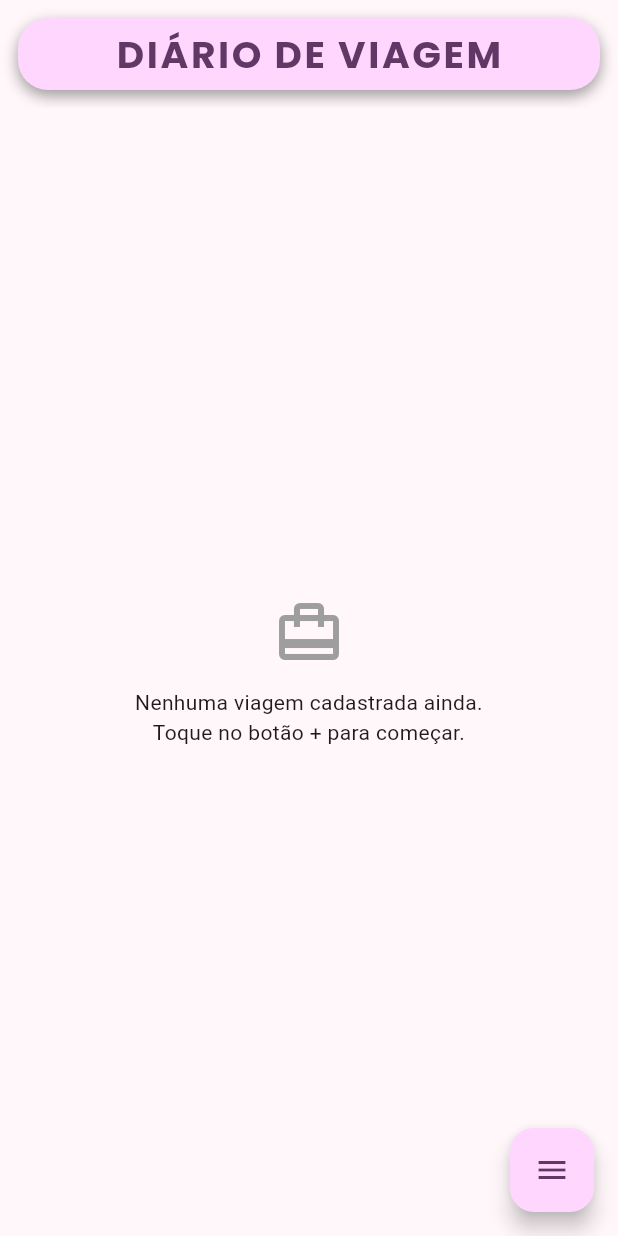
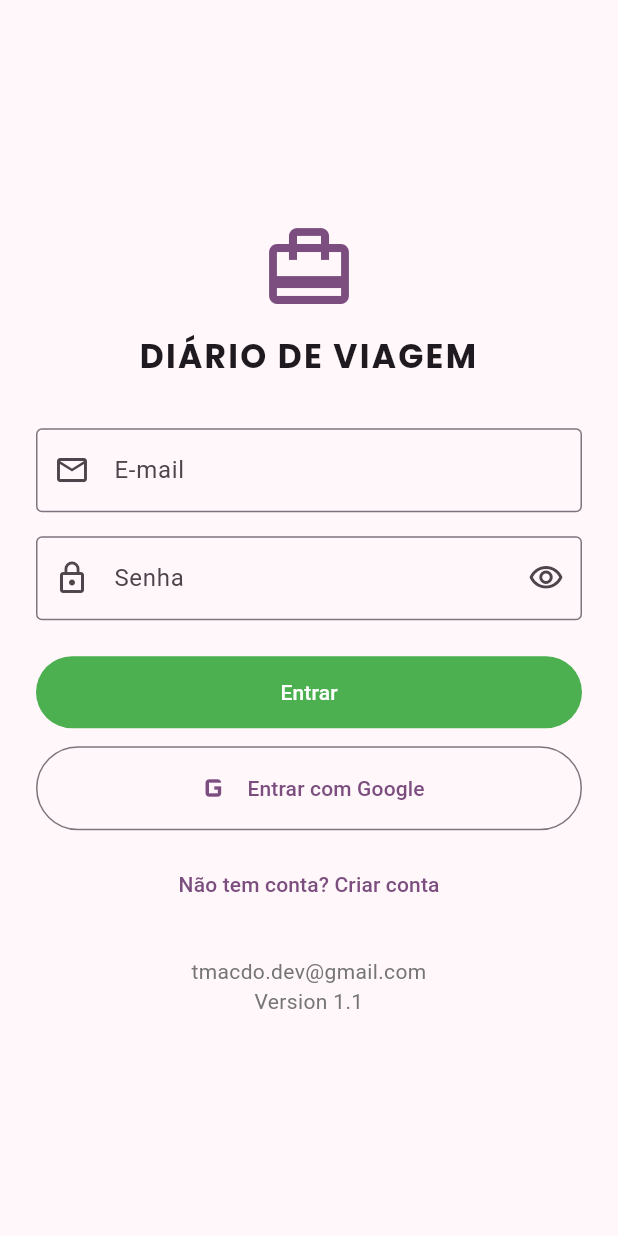
Before and after one commit to tmacdodev/tm-diario-viagem, a Flutter app: the screen it shows after launch, on a phone screen of 412 x 824 dp. Run offline on Flutter 3.47's test engine with Material 3 defaults, Android fonts, the phone set to English and light mode, and no system bars; our stand-ins replace cloud_firestore, dio, firebase_auth, firebase_core, flutter_bloc, google_fonts and 2 more; accounts and stored records are empty; network calls fail.

Commit message:
Versão 1.1 - Login Web com email e Google

```diff
--- /dev/null
+++ b/lib/blocs/auth_bloc.dart
@@ -0,0 +1,118 @@
+import 'dart:async';
+
+import 'package:firebase_auth/firebase_auth.dart' hide AuthProvider;
+import 'package:flutter_bloc/flutter_bloc.dart';
+import 'package:google_sign_in/google_sign_in.dart';
+
+import '../services/auth_provider.dart';
+import 'auth_event.dart';
+import 'auth_state.dart';
+
+// Bloc de autenticação. Assina o stream do AuthProvider no construtor e
+// converte cada emissão em UsuarioAlterado, que é quem decide entre
+// AuthAutenticado e AuthNaoAutenticado. Login/cadastro/Google só emitem
+// carregando e erro: o sucesso chega pelo stream.
+class AuthBloc extends Bloc<AuthEvent, AuthState> {
+  final AuthProvider _provider;
+  late final StreamSubscription _inscricao;
+
+  AuthBloc({AuthProvider? provider})
+    : _provider = provider ?? AuthProvider(),
+      super(const AuthCarregando()) {
+    on<UsuarioAlterado>(
+      (evento, emit) => emit(
+        evento.usuario == null
+            ? const AuthNaoAutenticado()
+            : AuthAutenticado(evento.usuario!.uid, evento.usuario!.email),
+      ),
+    );
+    on<EntrarComEmailSolicitado>(
+      (evento, emit) => _executar(
+        emit,
+        () => _provider.entrarComEmail(evento.email, evento.senha),
+      ),
+    );
+    on<CadastroSolicitado>(
+      (evento, emit) => _executar(
+        emit,
+        () => _provider.cadastrarComEmail(evento.email, evento.senha),
+      ),
+    );
+    on<EntrarComGoogleSolicitado>(
+      (evento, emit) => _executar(emit, _provider.entrarComGoogle),
+    );
+    on<SairSolicitado>((evento, emit) => _executar(emit, _provider.sair));
+
+    _inscricao = _provider.streamUsuario.listen(
+      (usuario) => add(UsuarioAlterado(usuario)),
+      onError: (_) => add(const UsuarioAlterado(null)),
+    );
+  }
+
+  Future<void> _executar(
+    Emitter<AuthState> emit,
+    Future<void> Function() acao,
+  ) async {
+    emit(const AuthCarregando());
+    try {
+      await acao();
+      // Se o stream já tiver emitido antes deste ponto, o estado final
+      // (autenticado/não autenticado) já foi definido por UsuarioAlterado.
+      if (state is AuthCarregando) {
+        final usuario = FirebaseAuth.instance.currentUser;
+        emit(
+          usuario == null
+              ? const AuthNaoAutenticado()
+              : AuthAutenticado(usuario.uid, usuario.email),
+        );
+      }
+    } on FirebaseAuthException catch (e) {
+      if (e.code == 'popup-closed-by-user' ||
+          e.code == 'cancelled-popup-request') {
+        emit(const AuthNaoAutenticado());
+        return;
+      }
+      emit(AuthErro(_traduzir(e)));
+      emit(const AuthNaoAutenticado());
+    } on GoogleSignInException catch (e) {
+      if (e.code != GoogleSignInExceptionCode.canceled &&
+          e.code != GoogleSignInExceptionCode.interrupted) {
+        emit(const AuthErro('Não foi possível entrar com o Google.'));
+      }
+      emit(const AuthNaoAutenticado());
+    } catch (_) {
+      emit(const AuthErro('Ocorreu um erro inesperado. Tente novamente.'));
+      emit(const AuthNaoAutenticado());
+    }
+  }
+
+  String _traduzir(FirebaseAuthException e) {
+    switch (e.code) {
+      case 'user-not-found':
+        return 'Usuário não encontrado.';
+      case 'wrong-password':
+      case 'invalid-credential':
+        return 'E-mail ou senha incorretos.';
+      case 'email-already-in-use':
+        return 'Este e-mail já está cadastrado.';
+      case 'invalid-email':
+        return 'E-mail inválido.';
+      case 'weak-password':
+        return 'A senha é muito fraca (mínimo de 6 caracteres).';
+      case 'user-disabled':
+        return 'Esta conta foi desativada.';
+      case 'too-many-requests':
+        return 'Muitas tentativas. Tente novamente mais tarde.';
+      case 'network-request-failed':
+        return 'Sem conexão com a internet.';
+      default:
+        return 'Falha na autenticação (${e.code}).';
+    }
+  }
+
+  @override
+  Future<void> close() {
+    _inscricao.cancel();
+    return super.close();
+  }
+}
--- /dev/null
+++ b/lib/blocs/auth_event.dart
@@ -0,0 +1,32 @@
+import 'package:firebase_auth/firebase_auth.dart';
+
+// Eventos do AuthBloc. Os quatro primeiros vêm da View; UsuarioAlterado é
+// disparado pelo próprio Bloc a cada emissão do stream do FirebaseAuth.
+abstract class AuthEvent {
+  const AuthEvent();
+}
+
+class EntrarComEmailSolicitado extends AuthEvent {
+  final String email;
+  final String senha;
+  const EntrarComEmailSolicitado(this.email, this.senha);
+}
+
+class CadastroSolicitado extends AuthEvent {
+  final String email;
+  final String senha;
+  const CadastroSolicitado(this.email, this.senha);
+}
+
+class EntrarComGoogleSolicitado extends AuthEvent {
+  const EntrarComGoogleSolicitado();
+}
+
+class SairSolicitado extends AuthEvent {
+  const SairSolicitado();
+}
+
+class UsuarioAlterado extends AuthEvent {
+  final User? usuario;
+  const UsuarioAlterado(this.usuario);
+}
--- /dev/null
+++ b/lib/blocs/auth_state.dart
@@ -0,0 +1,24 @@
+// Estados do AuthBloc: carregando (inicial ou durante uma chamada),
+// autenticado, não autenticado ou erro (com mensagem amigável).
+abstract class AuthState {
+  const AuthState();
+}
+
+class AuthCarregando extends AuthState {
+  const AuthCarregando();
+}
+
+class AuthAutenticado extends AuthState {
+  final String uid;
+  final String? email;
+  const AuthAutenticado(this.uid, this.email);
+}
+
+class AuthNaoAutenticado extends AuthState {
+  const AuthNaoAutenticado();
+}
+
+class AuthErro extends AuthState {
+  final String mensagem;
+  const AuthErro(this.mensagem);
+}
--- a/lib/main.dart
+++ b/lib/main.dart
@@ -1,9 +1,13 @@
 import 'package:firebase_core/firebase_core.dart';
 import 'package:flutter/material.dart';
+import 'package:flutter_bloc/flutter_bloc.dart';
 import 'package:flutter_localizations/flutter_localizations.dart';
 import 'package:intl/date_symbol_data_local.dart';
 
 import 'firebase_options.dart';
+import 'blocs/auth_bloc.dart';
+import 'blocs/auth_state.dart';
+import 'screens/auth_screen.dart';
 import 'screens/lista_viagens_screen.dart';
 
 // Ponto de entrada do app
@@ -23,7 +27,9 @@ class DiarioViagemApp extends StatelessWidget {
 
   @override
   Widget build(BuildContext context) {
-    return MaterialApp(
+    return BlocProvider(
+      create: (_) => AuthBloc(),
+      child: MaterialApp(
         title: 'TM Diário de Viagem',
         debugShowCheckedModeBanner: false,
         // Garante que os widgets nativos (DatePicker, etc.) também apareçam
@@ -46,7 +52,25 @@ class DiarioViagemApp extends StatelessWidget {
             brightness: Brightness.dark,
           ),
         ),
-      home: const ListaViagensScreen(),
+        home: const _AuthGate(),
+      ),
     );
   }
 }
+
+// Decide a tela inicial conforme o estado de autenticação. Erros e
+// carregamento mantêm a AuthScreen (que mostra o SnackBar/indicador).
+class _AuthGate extends StatelessWidget {
+  const _AuthGate();
+
+  @override
+  Widget build(BuildContext context) {
+    return BlocBuilder<AuthBloc, AuthState>(
+      buildWhen: (anterior, atual) =>
+          atual is AuthAutenticado || atual is AuthNaoAutenticado,
+      builder: (context, state) => state is AuthAutenticado
+          ? const ListaViagensScreen()
+          : const AuthScreen(),
+    );
+  }
+}
--- /dev/null
+++ b/lib/screens/auth_screen.dart
@@ -0,0 +1,216 @@
+import 'package:flutter/material.dart';
+import 'package:flutter_bloc/flutter_bloc.dart';
+import 'package:google_fonts/google_fonts.dart';
+
+import '../blocs/auth_bloc.dart';
+import '../blocs/auth_event.dart';
+import '../blocs/auth_state.dart';
+
+// Tela de login/cadastro: e-mail e senha ou Google. Erros aparecem em
+// SnackBar (BlocListener) e os botões ficam desabilitados enquanto o
+// AuthBloc está em AuthCarregando (BlocBuilder).
+class AuthScreen extends StatefulWidget {
+  const AuthScreen({super.key});
+
+  @override
+  State<AuthScreen> createState() => _AuthScreenState();
+}
+
+class _AuthScreenState extends State<AuthScreen> {
+  final _formKey = GlobalKey<FormState>();
+  final _emailController = TextEditingController();
+  final _senhaController = TextEditingController();
+  bool _modoCadastro = false;
+  bool _ocultarSenha = true;
+
+  @override
+  void dispose() {
+    _emailController.dispose();
+    _senhaController.dispose();
+    super.dispose();
+  }
+
+  void _enviar() {
+    if (!_formKey.currentState!.validate()) return;
+    final email = _emailController.text.trim();
+    final senha = _senhaController.text;
+    final bloc = context.read<AuthBloc>();
+    bloc.add(
+      _modoCadastro
+          ? CadastroSolicitado(email, senha)
+          : EntrarComEmailSolicitado(email, senha),
+    );
+  }
+
+  @override
+  Widget build(BuildContext context) {
+    return BlocListener<AuthBloc, AuthState>(
+      listener: (context, state) {
+        if (state is AuthErro) {
+          ScaffoldMessenger.of(context)
+            ..hideCurrentSnackBar()
+            ..showSnackBar(
+              SnackBar(
+                content: Text(state.mensagem),
+                backgroundColor: Colors.red,
+              ),
+            );
+        }
+      },
+      child: BlocBuilder<AuthBloc, AuthState>(
+        builder: (context, state) {
+          final carregando = state is AuthCarregando;
+          return Scaffold(
+            body: SafeArea(
+              child: Center(
+                child: SingleChildScrollView(
+                  padding: const EdgeInsets.all(24),
+                  child: ConstrainedBox(
+                    constraints: const BoxConstraints(maxWidth: 400),
+                    child: Form(
+                      key: _formKey,
+                      child: Column(
+                        mainAxisSize: MainAxisSize.min,
+                        crossAxisAlignment: CrossAxisAlignment.stretch,
+                        children: [
+                          Icon(
+                            Icons.card_travel,
+                            size: 64,
+                            color: Theme.of(context).colorScheme.primary,
+                          ),
+                          const SizedBox(height: 12),
+                          Text(
+                            'DIÁRIO DE VIAGEM',
+                            textAlign: TextAlign.center,
+                            style: GoogleFonts.poppins(
+                              fontSize: 22,
+                              fontWeight: FontWeight.bold,
+                              letterSpacing: 1.5,
+                            ),
+                          ),
+                          const SizedBox(height: 32),
+                          TextFormField(
+                            controller: _emailController,
+                            enabled: !carregando,
+                            keyboardType: TextInputType.emailAddress,
+                            autofillHints: const [AutofillHints.email],
+                            decoration: const InputDecoration(
+                              labelText: 'E-mail',
+                              prefixIcon: Icon(Icons.email_outlined),
+                              border: OutlineInputBorder(),
+                            ),
+                            validator: (valor) {
+                              final v = valor?.trim() ?? '';
+                              if (v.isEmpty) return 'Informe o e-mail';
+                              if (!v.contains('@') || !v.contains('.')) {
+                                return 'E-mail inválido';
+                              }
+                              return null;
+                            },
+                          ),
+                          const SizedBox(height: 16),
+                          TextFormField(
+                            controller: _senhaController,
+                            enabled: !carregando,
+                            obscureText: _ocultarSenha,
+                            autofillHints: const [AutofillHints.password],
+                            decoration: InputDecoration(
+                              labelText: 'Senha',
+                              prefixIcon: const Icon(Icons.lock_outline),
+                              border: const OutlineInputBorder(),
+                              suffixIcon: IconButton(
+                                icon: Icon(
+                                  _ocultarSenha
+                                      ? Icons.visibility_outlined
+                                      : Icons.visibility_off_outlined,
+                                ),
+                                onPressed: () => setState(
+                                  () => _ocultarSenha = !_ocultarSenha,
+                                ),
+                              ),
+                            ),
+                            validator: (valor) {
+                              final v = valor ?? '';
+                              if (v.isEmpty) return 'Informe a senha';
+                              if (v.length < 6) return 'Mínimo de 6 caracteres';
+                              return null;
+                            },
+                            onFieldSubmitted: (_) =>
+                                carregando ? null : _enviar(),
+                          ),
+                          const SizedBox(height: 24),
+                          FilledButton(
+                            style: FilledButton.styleFrom(
+                              backgroundColor: Colors.green,
+                              foregroundColor: Colors.white,
+                              padding: const EdgeInsets.symmetric(vertical: 14),
+                            ),
+                            onPressed: carregando ? null : _enviar,
+                            child: carregando
+                                ? const SizedBox(
+                                    height: 20,
+                                    width: 20,
+                                    child: CircularProgressIndicator(
+                                      strokeWidth: 2,
+                                    ),
+                                  )
+                                : Text(
+                                    _modoCadastro ? 'Criar conta' : 'Entrar',
+                                  ),
+                          ),
+                          const SizedBox(height: 12),
+                          OutlinedButton.icon(
+                            style: OutlinedButton.styleFrom(
+                              padding: const EdgeInsets.symmetric(vertical: 14),
+                            ),
+                            onPressed: carregando
+                                ? null
+                                : () => context.read<AuthBloc>().add(
+                                    const EntrarComGoogleSolicitado(),
+                                  ),
+                            icon: Image.network(
+                              'https://developers.google.com/identity/images/g-logo.png',
+                              height: 20,
+                              width: 20,
+                              errorBuilder: (_, _, _) =>
+                                  const Icon(Icons.g_mobiledata, size: 28),
+                            ),
+                            label: const Text('Entrar com Google'),
+                          ),
+                          const SizedBox(height: 12),
+                          TextButton(
+                            style: TextButton.styleFrom(
+                              foregroundColor: Theme.of(context)
+                                  .colorScheme
+                                  .primary,
+                            ),
+                            onPressed: carregando
+                                ? null
+                                : () => setState(
+                                    () => _modoCadastro = !_modoCadastro,
+                                  ),
+                            child: Text(
+                              _modoCadastro
+                                  ? 'Já tem conta? Entrar'
+                                  : 'Não tem conta? Criar conta',
+                            ),
+                          ),
+                          const SizedBox(height: 24),
+                          Text(
+                            'tmacdo.dev@gmail.com\nVersion 1.1',
+                            textAlign: TextAlign.center,
+                            style: TextStyle(color: Colors.grey.shade600),
+                          ),
+                        ],
+                      ),
+                    ),
+                  ),
+                ),
+              ),
+            ),
+          );
+        },
+      ),
+    );
+  }
+}
--- /dev/null
+++ b/lib/services/auth_provider.dart
@@ -0,0 +1,48 @@
+import 'package:flutter/foundation.dart' show kIsWeb;
+import 'package:firebase_auth/firebase_auth.dart' hide AuthProvider;
+import 'package:google_sign_in/google_sign_in.dart';
+
+// Provider de autenticação: única camada que conversa com o FirebaseAuth e
+// com o Google Sign-In. Os erros do FirebaseAuthException são propagados
+// para o AuthBloc, que decide como mostrá-los.
+class AuthProvider {
+  static final AuthProvider _instancia = AuthProvider._();
+  factory AuthProvider() => _instancia;
+  AuthProvider._();
+
+  final _auth = FirebaseAuth.instance;
+  Future<void>? _googleInicializado;
+
+  Stream<User?> get streamUsuario => _auth.authStateChanges();
+
+  Future<void> entrarComEmail(String email, String senha) {
+    return _auth.signInWithEmailAndPassword(email: email, password: senha);
+  }
+
+  Future<void> cadastrarComEmail(String email, String senha) {
+    return _auth.createUserWithEmailAndPassword(email: email, password: senha);
+  }
+
+  Future<void> entrarComGoogle() async {
+    // Na web o google_sign_in 7.x não suporta authenticate(); o popup do
+    // próprio Firebase faz o mesmo fluxo.
+    if (kIsWeb) {
+      await _auth.signInWithPopup(GoogleAuthProvider());
+      return;
+    }
+    // No google_sign_in 7.x o initialize() deve rodar uma única vez.
+    await (_googleInicializado ??= GoogleSignIn.instance.initialize());
+    final conta = await GoogleSignIn.instance.authenticate();
+    final credencial = GoogleAuthProvider.credential(
+      idToken: conta.authentication.idToken,
+    );
+    await _auth.signInWithCredential(credencial);
+  }
+
+  Future<void> sair() async {
+    await _auth.signOut();
+    if (kIsWeb) return;
+    await (_googleInicializado ??= GoogleSignIn.instance.initialize());
+    await GoogleSignIn.instance.signOut();
+  }
+}
--- a/pubspec.yaml
+++ b/pubspec.yaml
@@ -16,7 +16,7 @@ publish_to: 'none' # Remove this line if you wish to publish to pub.dev
 # https://developer.apple.com/library/archive/documentation/General/Reference/InfoPlistKeyReference/Articles/CoreFoundationKeys.html
 # In Windows, build-name is used as the major, minor, and patch parts
 # of the product and file versions while build-number is used as the build suffix.
-version: 1.0.0+1
+version: 1.1.0+2
 
 environment:
   sdk: ^3.13.0
@@ -44,6 +44,8 @@ dependencies:
   image_picker: ^1.2.4
   image: ^4.10.2
   google_fonts: ^9.0.0
+  firebase_auth: ^6.7.0
+  google_sign_in: ^7.2.0
 
 dev_dependencies:
   flutter_test:
```
Also changed, not shown: lib/screens/lista_viagens_screen.dart (+10 -0 lines), lib/services/viagem_provider.dart (+12 -5 lines), pubspec.lock, 5 other files. Lines whose indentation alone changed are shown as unchanged.
